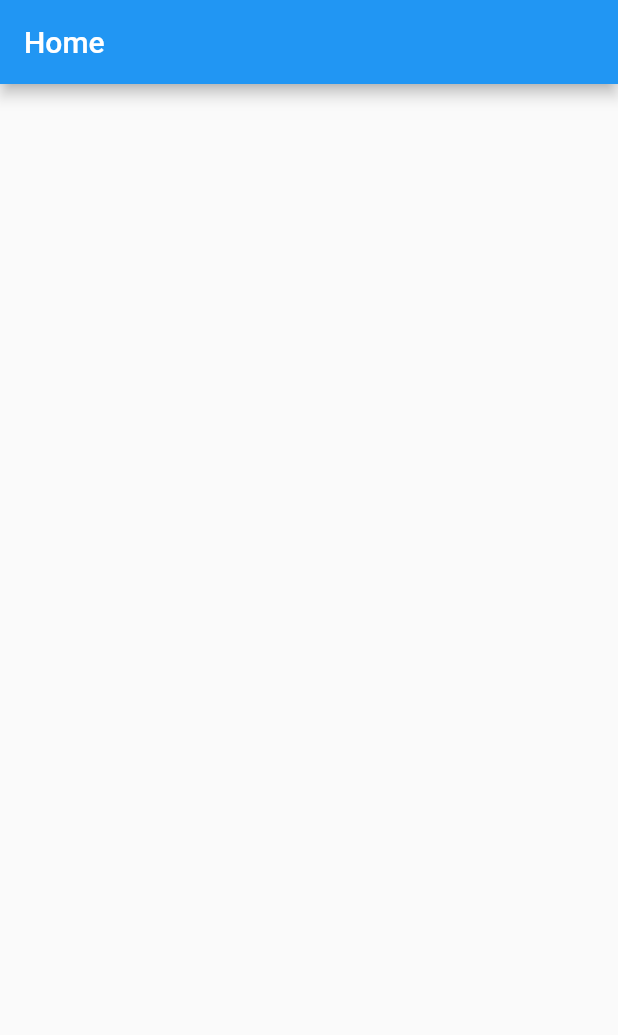
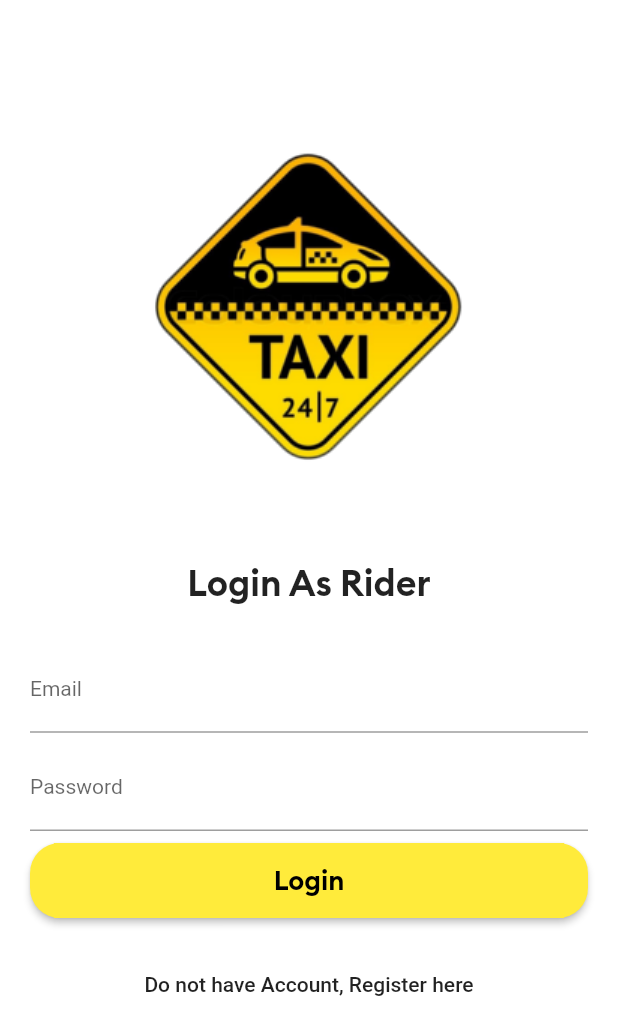
Before and after one commit to TawhidHassan/flutter-uber-clone, a Flutter app: the screen it shows after launch, on a phone screen of 412 x 824 dp. Shown: the top 1035 px of the screen. Run offline on Flutter 3.47's test engine with Material 2 defaults, Android fonts, the phone set to English and light mode, and no system bars; missing offline and left inert: dart:ffi.

```diff
--- /dev/null
+++ b/lib/AllScreens/loginScreen.dart
@@ -0,0 +1,105 @@
+import 'dart:ffi';
+
+import 'package:flutter/material.dart';
+import 'package:flutter_uber_clone/AllScreens/registerScreen.dart';
+
+class Loginscreen extends StatelessWidget {
+  static const String idScreen="login";
+  @override
+  Widget build(BuildContext context) {
+    return Scaffold(
+      backgroundColor: Colors.white,
+      body: SingleChildScrollView(
+        child: Column(
+          crossAxisAlignment: CrossAxisAlignment.center,
+          children: [
+            SizedBox(height: 45.0,),
+            Center(
+              child: Image(
+                width: 320.0,
+                height: 320.0,
+                image: AssetImage("images/logo.png"),
+                alignment: Alignment.center,
+              ),
+            ),
+            SizedBox(height: 8,),
+            Text("Login As Rider",
+            textAlign: TextAlign.center,
+            style: TextStyle(
+              fontSize: 24.0,
+              fontFamily:"Brand-Bold",
+            ),
+            ),
+
+            Padding(
+              padding: EdgeInsets.all(20),
+              child: Column(
+                children: [
+                  SizedBox(height: 8,),
+                  TextField(
+                    keyboardType: TextInputType.emailAddress,
+                    decoration: InputDecoration(
+                      labelText: "Email",
+                      labelStyle: TextStyle(
+                        fontSize: 14,
+                      ),
+                      hintStyle: TextStyle(
+                          color: Colors.grey,
+                          fontSize: 10
+                      ),
+                    ),
+                  ),
+
+                  SizedBox(height: 8,),
+                  TextField(
+                    obscureText: true,
+                    decoration: InputDecoration(
+                      labelText: "Password",
+                      labelStyle: TextStyle(
+                        fontSize: 14,
+                      ),
+                      hintStyle: TextStyle(
+                          color: Colors.grey,
+                          fontSize: 10
+                      ),
+                    ),
+                  ),
+
+                  SizedBox(height: 8,),
+                  RaisedButton(
+                    color: Colors.yellow,
+                    shape: RoundedRectangleBorder(
+                      borderRadius: BorderRadius.circular(20)
+                    ),
+                    child: Container(
+                      color: Colors.yellow,
+                      height: 50,
+                      child: Center(
+                        child: Text("Login",
+                          style: TextStyle(
+                            fontSize: 18.0,
+                            fontFamily: "Brand-Bold",
+                            color: Colors.black
+                          ),
+                        ),
+                      ),
+                    ),
+                    onPressed: (){
+                    },
+                  )
+                ],
+              ),
+            ),
+            FlatButton(
+              child: Text("Do not have Account, Register here"),
+              onPressed: (){
+                Navigator.pushNamedAndRemoveUntil(context, Registerscreen.idScreen, (route) => false);
+
+              },
+            )
+          ],
+        ),
+      ),
+    );
+  }
+}
--- a/lib/AllScreens/mainscreen.dart
+++ b/lib/AllScreens/mainscreen.dart
@@ -2,6 +2,7 @@
 import 'package:flutter/material.dart';
 
 class MainScreen extends StatefulWidget {
+  static const String idScreen="main";
   @override
   _MainScreenState createState() => _MainScreenState();
 }
--- a/lib/main.dart
+++ b/lib/main.dart
@@ -1,6 +1,8 @@
 import 'package:flutter/material.dart';
+import 'package:flutter_uber_clone/AllScreens/loginScreen.dart';
 
 import 'AllScreens/mainscreen.dart';
+import 'AllScreens/registerScreen.dart';
 
 void main() {
   runApp(MyApp());
@@ -12,20 +14,16 @@ class MyApp extends StatelessWidget {
   Widget build(BuildContext context) {
     return MaterialApp(
       debugShowCheckedModeBanner: false,
-      title: 'Flutter Demo',
+      title: 'Uber',
       theme: ThemeData(
-        // This is the theme of your application.
-        //
-        // Try running your application with "flutter run". You'll see the
-        // application has a blue toolbar. Then, without quitting the app, try
-        // changing the primarySwatch below to Colors.green and then invoke
-        // "hot reload" (press "r" in the console where you ran "flutter run",
-        // or simply save your changes to "hot reload" in a Flutter IDE).
-        // Notice that the counter didn't reset back to zero; the application
-        // is not restarted.
         primarySwatch: Colors.blue,
       ),
-      home: MainScreen(),
+      initialRoute: Loginscreen.idScreen,
+      routes: {
+        Registerscreen.idScreen:(context)=>Registerscreen(),
+        Loginscreen.idScreen:(context)=>Loginscreen(),
+        MainScreen.idScreen:(context)=>MainScreen(),
+      },
     );
   }
 }
--- a/pubspec.yaml
+++ b/pubspec.yaml
@@ -69,7 +69,7 @@ flutter:
     - family: Brand-Regular
       fonts:
         - asset: fonts/bolt-regular.ttf
-    - family: Brand Bold
+    - family: Brand-Bold
       fonts:
         - asset: fonts/bolt-semibold.ttf
 
```
Also changed, not shown: lib/AllScreens/registerScreen.dart (added, +137 -0 lines).
